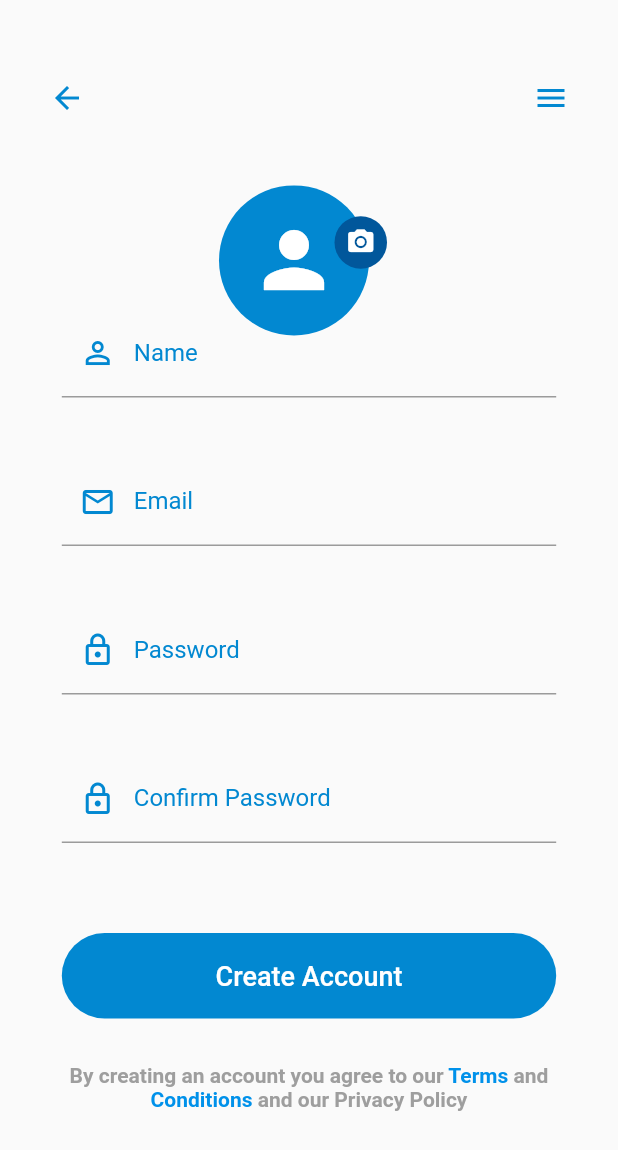
After one commit to DeTuksa/Lengi, a Flutter app: the screen it shows after launch, after a tap on "Create a new account", on a phone screen of 412 x 824 dp. The commit adds this screen. Shown: the top 1150 px of the screen. Run offline on Flutter 3.47's test engine with Material 2 defaults, Android fonts, the phone set to English and light mode, and no system bars.

Commit message:
signup screen

```diff
--- a/lib/screens/login_screen.dart
+++ b/lib/screens/login_screen.dart
@@ -1,5 +1,6 @@
 import 'package:flutter/material.dart';
 import 'package:lengi/global/screen_size.dart';
+import 'package:lengi/screens/signup_screen.dart';
 
 class LoginScreen extends StatefulWidget {
   @override
@@ -158,11 +159,20 @@ class _LoginScreenState extends State<LoginScreen> {
                       ),
                       SizedBox(height: 20,),
                       Center(
-                        child: Text(
-                          'Create a new account',
-                          style: TextStyle(
-                            color: Colors.grey[600],
-                            fontWeight: FontWeight.w500
+                        child: GestureDetector(
+                          onTap: () {
+                            Navigator.of(context).push(
+                              MaterialPageRoute(builder: (context) {
+                                return SignUpScreen();
+                              })
+                            );
+                          },
+                          child: Text(
+                            'Create a new account',
+                            style: TextStyle(
+                              color: Colors.grey[600],
+                              fontWeight: FontWeight.w500
+                            ),
                           ),
                         ),
                       )
--- /dev/null
+++ b/lib/screens/signup_screen.dart
@@ -0,0 +1,252 @@
+import 'package:flutter/material.dart';
+import 'package:lengi/global/screen_size.dart';
+
+class SignUpScreen extends StatefulWidget {
+  @override
+  _SignUpScreenState createState() => _SignUpScreenState();
+}
+
+class _SignUpScreenState extends State<SignUpScreen> {
+  @override
+  Widget build(BuildContext context) {
+    return Scaffold(
+      body: InkWell(
+        onTap: () {
+          FocusScope.of(context).requestFocus(new FocusNode());
+        },
+        child: Container(
+          height: height(context),
+          width: width(context),
+          child: Stack(
+            children: [
+              Align(
+                alignment: Alignment.topRight,
+                child: Padding(
+                  padding: EdgeInsets.only(
+                      top: height(context) * 0.05,
+                      right: width(context) * 0.05
+                  ),
+                  child: IconButton(
+                    icon: Icon(
+                      Icons.menu_sharp,
+                      color: Colors.lightBlue[700],
+                    ),
+                    onPressed: () {},
+                  ),
+                ),
+              ),
+              Align(
+                alignment: Alignment.topLeft,
+                child: Padding(
+                  padding: EdgeInsets.only(
+                      top: height(context) * 0.05,
+                      left: width(context) * 0.05
+                  ),
+                  child: IconButton(
+                    icon: Icon(
+                      Icons.arrow_back,
+                      color: Colors.lightBlue[700],
+                    ),
+                    onPressed: () {
+                      Navigator.pop(context);
+                    },
+                  ),
+                ),
+              ),
+              Align(
+                alignment: Alignment.topCenter,
+                child: Padding(
+                  padding: EdgeInsets.only(
+                      top: height(context) * 0.15,
+                      left: width(context) * 0.1,
+                      right: width(context) * 0.1
+                  ),
+                  child: Container(
+                    height: 100, width: 120,
+                    child: Stack(
+                      children: <Widget>[
+                        Container(
+                          height: 100,
+                          width: 100,
+                          decoration: BoxDecoration(
+                              color: Colors.lightBlue[700],
+                              borderRadius: BorderRadius.circular(60)
+                          ),
+                          child: Center(
+                            child: Icon(
+                              Icons.person,
+                              size: 60,
+                              color: Colors.white,
+                            ),
+                          ),
+                        ),
+                        Align(
+                          alignment: Alignment.centerRight,
+                          child: Padding(
+                            padding: EdgeInsets.only(
+                              right: 8, bottom: 24
+                            ),
+                            child: Container(
+                              height: 35, width: 35,
+                              decoration: BoxDecoration(
+                                borderRadius: BorderRadius.circular(30),
+                                color: Colors.lightBlue[900]
+                              ),
+                              child: Center(
+                                child: Icon(
+                                  Icons.camera_alt, color: Colors.white,
+                                  size: 20,
+                                ),
+                              ),
+                            ),
+                          ),
+                        )
+                      ],
+                    ),
+                  ),
+                ),
+              ),
+              Align(
+                alignment: Alignment.topCenter,
+                child: Padding(
+                  padding: EdgeInsets.only(
+                      top: height(context) * 0.25,
+                      right: width(context) * 0.1,
+                      left: width(context) * 0.1
+                  ),
+                  child: Container(
+                    width: width(context),
+                    height: height(context),
+                    child: ListView(
+                      children: [
+                        Container(
+                          child: TextFormField(
+                            decoration: InputDecoration(
+                                prefixIcon: Icon(
+                                  Icons.person_outline,
+                                  color: Colors.lightBlue[700],
+                                ),
+                                labelText: 'Name',
+                                labelStyle: TextStyle(
+                                    color: Colors.lightBlue[700]
+                                )
+                            ),
+                          ),
+                        ),
+                        SizedBox(height: 40,),
+                        Container(
+                          child: TextFormField(
+                            decoration: InputDecoration(
+                                prefixIcon: Icon(
+                                  Icons.email_outlined,
+                                  color: Colors.lightBlue[700],
+                                ),
+                                labelText: 'Email',
+                                labelStyle: TextStyle(
+                                    color: Colors.lightBlue[700]
+                                )
+                            ),
+                          ),
+                        ),
+                        SizedBox(height: 40,),
+                        Container(
+                          child: TextFormField(
+                            decoration: InputDecoration(
+                                prefixIcon: Icon(
+                                  Icons.lock_outlined,
+                                  color: Colors.lightBlue[700],
+                                ),
+                                labelText: 'Password',
+                                labelStyle: TextStyle(
+                                    color: Colors.lightBlue[700]
+                                )
+                            ),
+                          ),
+                        ),
+                        SizedBox(height: 40,),
+                        Container(
+                          child: TextFormField(
+                            decoration: InputDecoration(
+                                prefixIcon: Icon(
+                                  Icons.lock_outlined,
+                                  color: Colors.lightBlue[700],
+                                ),
+                                labelText: 'Confirm Password',
+                                labelStyle: TextStyle(
+                                    color: Colors.lightBlue[700]
+                                )
+                            ),
+                          ),
+                        ),
+                        SizedBox(height: 60,),
+                        TextButton(
+                          onPressed: () {},
+                          child: Text(
+                            'Create Account',
+                            style: TextStyle(
+                              color: Colors.white,
+                              fontSize: 18
+                            ),
+                          ),
+                          style: ButtonStyle(
+                              backgroundColor: MaterialStateProperty.all<Color>(
+                                  Colors.lightBlue[700]
+                              ),
+                              padding: MaterialStateProperty.all<EdgeInsets>(
+                                  EdgeInsets.symmetric(vertical: 18)
+                              ),
+                              shape: MaterialStateProperty.all<RoundedRectangleBorder>(
+                                  RoundedRectangleBorder(
+                                      borderRadius: BorderRadius.circular(36)
+                                  )
+                              )
+                          ),
+                        ),
+                        SizedBox(height: 30,),
+                        Center(
+                          child: RichText(
+                            textAlign: TextAlign.center,
+                            text: TextSpan(
+                              text: 'By creating an account you agree to our ',
+                              style: TextStyle(
+                                color: Colors.grey,
+                                fontWeight: FontWeight.w600
+                              ),
+                              children: [
+                                TextSpan(
+                                  text: 'Terms ',
+                                  style: TextStyle(
+                                    color: Colors.lightBlueAccent[700]
+                                  )
+                                ),
+                                TextSpan(
+                                    text: 'and ',
+                                  style: TextStyle(
+                                    color: Colors.grey
+                                  )
+                                ),
+                                TextSpan(
+                                    text: 'Conditions ',
+                                  style: TextStyle(
+                                    color: Colors.lightBlueAccent[700]
+                                  )
+                                ),
+                                TextSpan(
+                                    text: 'and our Privacy Policy '
+                                )
+                              ]
+                            ),
+                          ),
+                        )
+                      ],
+                    ),
+                  ),
+                ),
+              )
+            ],
+          ),
+        ),
+      ),
+    );
+  }
+}
```
